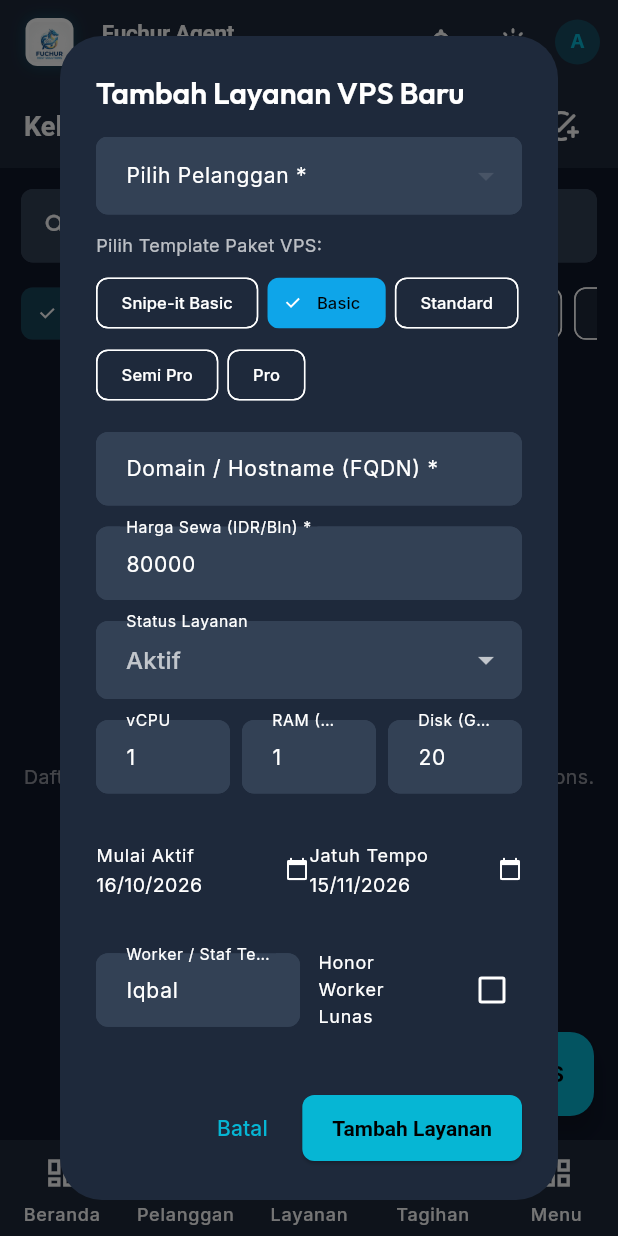
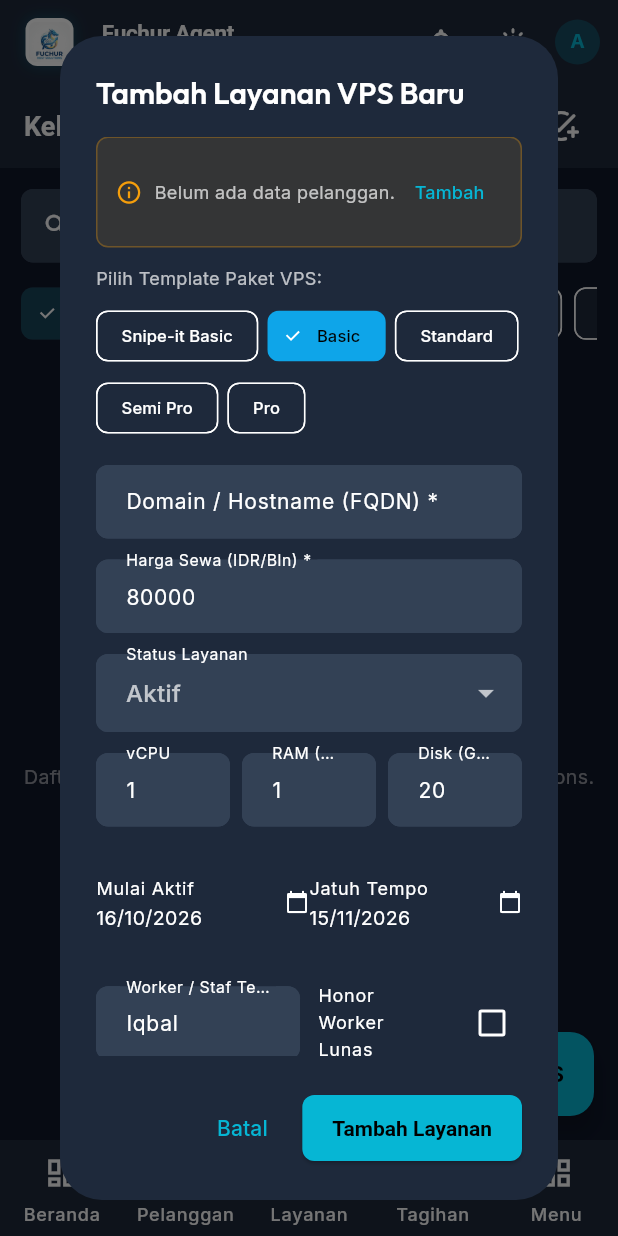
Before and after one commit to Ballon14/fuchuragent, a Flutter app: the ServiceListScreen screen opened by its route, after a tap on "Tambah VPS", on a phone screen of 412 x 824 dp. Run offline on Flutter 3.47's test engine with Material 3 defaults, Android fonts, the phone set to English and light mode, and no system bars; our stand-ins replace cloud_firestore, cloud_functions, csv, file_picker, firebase_auth, firebase_core and 4 more; accounts and stored records are empty.

Commit message:
fix(ui): resolve component error and text overflow on customer dropdown in service, invoice, and payment dialogs

```diff
--- a/lib/features/services/views/service_form_dialog.dart
+++ b/lib/features/services/views/service_form_dialog.dart
@@ -2,6 +2,9 @@ import 'package:flutter/material.dart';
 import 'package:flutter_riverpod/flutter_riverpod.dart';
 import '../models/service_model.dart';
 import '../../packages/models/package_model.dart';
+import '../../customers/models/customer_model.dart';
+import '../../customers/views/customer_form_dialog.dart';
+import '../../../core/constants/app_constants.dart';
 import '../../../core/providers/app_providers.dart';
 
 class ServiceFormDialog extends ConsumerStatefulWidget {
@@ -145,23 +148,86 @@ class _ServiceFormDialogState extends ConsumerState<ServiceFormDialog> {
               crossAxisAlignment: CrossAxisAlignment.start,
               children: [
                 // Customer selector
-                if (widget.preselectedCustomerId == null)
-                  StreamBuilder(
+                if (widget.preselectedCustomerId == null) ...[
+                  StreamBuilder<List<CustomerModel>>(
                     stream: customersAsync,
                     builder: (context, snapshot) {
+                      if (snapshot.connectionState == ConnectionState.waiting) {
+                        return const Padding(
+                          padding: EdgeInsets.symmetric(vertical: 10),
+                          child: LinearProgressIndicator(color: AppColors.cyan, minHeight: 2),
+                        );
+                      }
+
+                      if (snapshot.hasError) {
+                        return Padding(
+                          padding: const EdgeInsets.symmetric(vertical: 8),
+                          child: Text(
+                            'Gagal memuat pelanggan: ${snapshot.error}',
+                            style: const TextStyle(color: AppColors.danger, fontSize: 12),
+                          ),
+                        );
+                      }
+
                       final list = snapshot.data ?? [];
+                      if (list.isEmpty) {
+                        return Container(
+                          padding: const EdgeInsets.all(12),
+                          decoration: BoxDecoration(
+                            color: AppColors.warning.withValues(alpha: 0.1),
+                            borderRadius: BorderRadius.circular(8),
+                            border: Border.all(color: AppColors.warning.withValues(alpha: 0.3)),
+                          ),
+                          child: Row(
+                            children: [
+                              const Icon(Icons.info_outline, size: 18, color: AppColors.warning),
+                              const SizedBox(width: 8),
+                              const Expanded(
+                                child: Text(
+                                  'Belum ada data pelanggan.',
+                                  style: TextStyle(fontSize: 12, color: Colors.white70),
+                                ),
+                              ),
+                              TextButton(
+                                onPressed: () async {
+                                  final newCust = await CustomerFormDialog.show(context);
+                                  if (newCust != null) {
+                                    await ref.read(customerRepositoryProvider).addCustomer(newCust);
+                                    setState(() => _selectedCustomerId = newCust.id);
+                                  }
+                                },
+                                child: const Text('Tambah', style: TextStyle(color: AppColors.cyan, fontSize: 12)),
+                              ),
+                            ],
+                          ),
+                        );
+                      }
+
+                      final effectiveValue = list.any((c) => c.id == _selectedCustomerId) ? _selectedCustomerId : null;
+
                       return DropdownButtonFormField<String>(
-                        initialValue: _selectedCustomerId,
+                        key: ValueKey(effectiveValue),
+                        initialValue: effectiveValue,
+                        isExpanded: true,
                         decoration: const InputDecoration(labelText: 'Pilih Pelanggan *'),
                         items: list.map((c) {
-                          return DropdownMenuItem(value: c.id, child: Text('${c.name} (${c.phone})'));
+                          final phoneInfo = c.phone.isNotEmpty ? ' (${c.phone})' : '';
+                          return DropdownMenuItem<String>(
+                            value: c.id,
+                            child: Text(
+                              '${c.name}$phoneInfo',
+                              overflow: TextOverflow.ellipsis,
+                              maxLines: 1,
+                            ),
+                          );
                         }).toList(),
                         onChanged: (val) => setState(() => _selectedCustomerId = val),
-                        validator: (v) => v == null ? 'Pilih pelanggan' : null,
+                        validator: (v) => v == null ? 'Pilih pelanggan terlebih dahulu' : null,
                       );
                     },
                   ),
-                const SizedBox(height: 12),
+                  const SizedBox(height: 12),
+                ],
 
                 // Package quick select chips
                 const Text('Pilih Template Paket VPS:', style: TextStyle(fontSize: 12, color: Colors.white70)),
```
Also changed, not shown: lib/features/invoices/views/invoice_form_dialog.dart (+59 -5 lines), lib/features/payments/views/record_payment_dialog.dart (+52 -8 lines).
